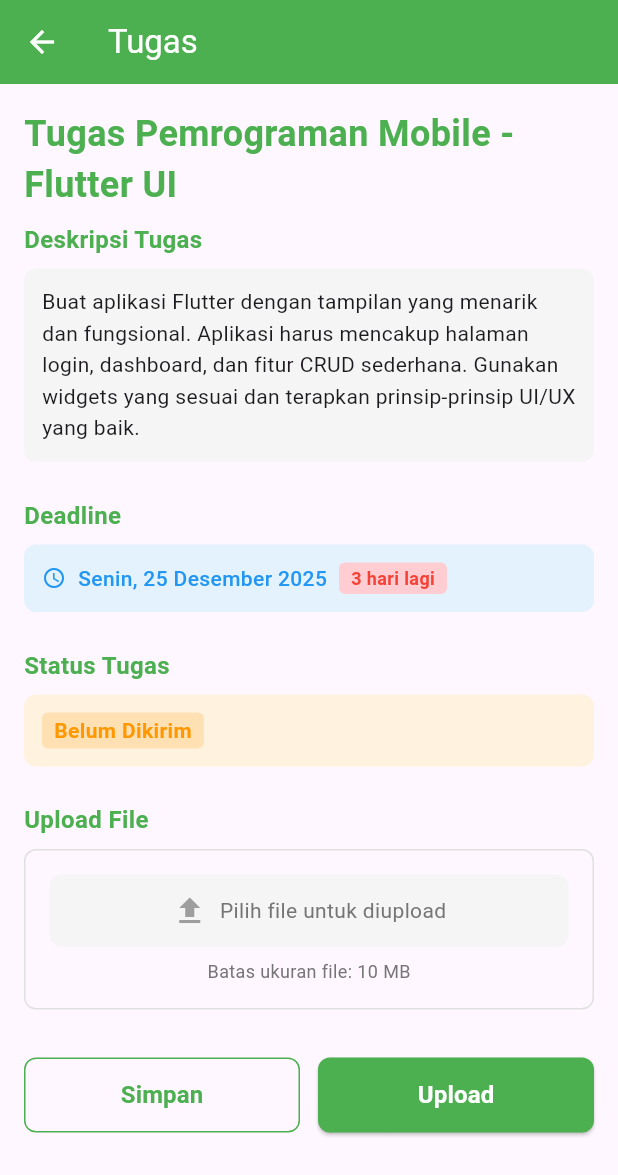
After one commit to ahmadsubhann/UAS, a Flutter app: the TugasPage screen opened directly, on a phone screen of 412 x 824 dp. The commit adds this screen. Shown: the top 1175 px of the screen. Run offline on Flutter 3.47's test engine with Material 3 defaults, Android fonts, the phone set to English and light mode, and no system bars.

Commit message:
menambahkan isi konten halaman tugas

```diff
--- a/lib/pages/materi_page.dart
+++ b/lib/pages/materi_page.dart
@@ -1,4 +1,5 @@
 import 'package:flutter/material.dart';
+import 'package:lms_app/pages/tugas_page.dart';
 
 class MateriPage extends StatelessWidget {
   const MateriPage({Key? key}) : super(key: key);
@@ -10,6 +11,17 @@ class MateriPage extends StatelessWidget {
         title: const Text('Materi'),
         backgroundColor: Colors.green,
         foregroundColor: Colors.white,
+        actions: [
+          IconButton(
+            icon: const Icon(Icons.assignment),
+            onPressed: () {
+              Navigator.push(
+                context,
+                MaterialPageRoute(builder: (context) => const TugasPage()),
+              );
+            },
+          ),
+        ],
       ),
       body: Padding(
         padding: const EdgeInsets.all(16.0),
--- /dev/null
+++ b/lib/pages/tugas_page.dart
@@ -0,0 +1,254 @@
+import 'package:flutter/material.dart';
+
+class TugasPage extends StatelessWidget {
+  const TugasPage({Key? key}) : super(key: key);
+
+  @override
+  Widget build(BuildContext context) {
+    return Scaffold(
+      appBar: AppBar(
+        title: const Text('Tugas'),
+        backgroundColor: Colors.green,
+        foregroundColor: Colors.white,
+      ),
+      body: Padding(
+        padding: const EdgeInsets.all(16.0),
+        child: SingleChildScrollView(
+          child: Column(
+            crossAxisAlignment: CrossAxisAlignment.start,
+            children: [
+              // Judul tugas
+              const Text(
+                'Tugas Pemrograman Mobile - Flutter UI',
+                style: TextStyle(
+                  fontSize: 24,
+                  fontWeight: FontWeight.bold,
+                  color: Colors.green,
+                ),
+              ),
+              const SizedBox(height: 8),
+
+              // Deskripsi tugas
+              const Text(
+                'Deskripsi Tugas',
+                style: TextStyle(
+                  fontSize: 16,
+                  fontWeight: FontWeight.w600,
+                  color: Colors.green,
+                ),
+              ),
+              const SizedBox(height: 8),
+              Container(
+                padding: const EdgeInsets.all(12.0),
+                decoration: BoxDecoration(
+                  color: Colors.grey[100],
+                  borderRadius: BorderRadius.circular(8),
+                ),
+                child: const Text(
+                  'Buat aplikasi Flutter dengan tampilan yang menarik dan fungsional. Aplikasi harus mencakup halaman login, dashboard, dan fitur CRUD sederhana. Gunakan widgets yang sesuai dan terapkan prinsip-prinsip UI/UX yang baik.',
+                  style: TextStyle(fontSize: 14, height: 1.5),
+                ),
+              ),
+              const SizedBox(height: 24),
+
+              // Deadline
+              const Text(
+                'Deadline',
+                style: TextStyle(
+                  fontSize: 16,
+                  fontWeight: FontWeight.w600,
+                  color: Colors.green,
+                ),
+              ),
+              const SizedBox(height: 8),
+              Container(
+                padding: const EdgeInsets.all(12.0),
+                decoration: BoxDecoration(
+                  color: Colors.blue[50],
+                  borderRadius: BorderRadius.circular(8),
+                ),
+                child: Row(
+                  children: [
+                    const Icon(Icons.access_time, color: Colors.blue, size: 16),
+                    const SizedBox(width: 8),
+                    const Text(
+                      'Senin, 25 Desember 2025',
+                      style: TextStyle(
+                        fontSize: 14,
+                        fontWeight: FontWeight.w500,
+                        color: Colors.blue,
+                      ),
+                    ),
+                    const SizedBox(width: 8),
+                    Container(
+                      padding: const EdgeInsets.symmetric(
+                        horizontal: 8,
+                        vertical: 2,
+                      ),
+                      decoration: BoxDecoration(
+                        color: Colors.red[100],
+                        borderRadius: BorderRadius.circular(4),
+                      ),
+                      child: const Text(
+                        '3 hari lagi',
+                        style: TextStyle(
+                          fontSize: 12,
+                          color: Colors.red,
+                          fontWeight: FontWeight.w600,
+                        ),
+                      ),
+                    ),
+                  ],
+                ),
+              ),
+              const SizedBox(height: 24),
+
+              // Status tugas
+              const Text(
+                'Status Tugas',
+                style: TextStyle(
+                  fontSize: 16,
+                  fontWeight: FontWeight.w600,
+                  color: Colors.green,
+                ),
+              ),
+              const SizedBox(height: 8),
+              Container(
+                padding: const EdgeInsets.all(12.0),
+                decoration: BoxDecoration(
+                  color: Colors.orange[50],
+                  borderRadius: BorderRadius.circular(8),
+                ),
+                child: Row(
+                  children: [
+                    Container(
+                      padding: const EdgeInsets.symmetric(
+                        horizontal: 8,
+                        vertical: 2,
+                      ),
+                      decoration: BoxDecoration(
+                        color: Colors.orange[100],
+                        borderRadius: BorderRadius.circular(4),
+                      ),
+                      child: const Text(
+                        'Belum Dikirim',
+                        style: TextStyle(
+                          fontSize: 14,
+                          color: Colors.orange,
+                          fontWeight: FontWeight.w600,
+                        ),
+                      ),
+                    ),
+                  ],
+                ),
+              ),
+              const SizedBox(height: 24),
+
+              // Upload file
+              const Text(
+                'Upload File',
+                style: TextStyle(
+                  fontSize: 16,
+                  fontWeight: FontWeight.w600,
+                  color: Colors.green,
+                ),
+              ),
+              const SizedBox(height: 8),
+              Container(
+                padding: const EdgeInsets.all(16.0),
+                decoration: BoxDecoration(
+                  border: Border.all(color: Colors.grey[300]!, width: 1),
+                  borderRadius: BorderRadius.circular(8),
+                ),
+                child: Column(
+                  children: [
+                    Container(
+                      width: double.infinity,
+                      padding: const EdgeInsets.all(12.0),
+                      decoration: BoxDecoration(
+                        color: Colors.grey[100],
+                        borderRadius: BorderRadius.circular(8),
+                      ),
+                      child: Row(
+                        mainAxisAlignment: MainAxisAlignment.center,
+                        children: [
+                          const Icon(Icons.upload, color: Colors.grey),
+                          const SizedBox(width: 8),
+                          Text(
+                            'Pilih file untuk diupload',
+                            style: TextStyle(color: Colors.grey[600]),
+                          ),
+                        ],
+                      ),
+                    ),
+                    const SizedBox(height: 8),
+                    Text(
+                      'Batas ukuran file: 10 MB',
+                      style: TextStyle(fontSize: 12, color: Colors.grey[600]),
+                    ),
+                  ],
+                ),
+              ),
+              const SizedBox(height: 32),
+
+              // Tombol aksi
+              Row(
+                children: [
+                  Expanded(
+                    child: SizedBox(
+                      height: 50,
+                      child: OutlinedButton(
+                        onPressed: () {
+                          // Fungsi simpan
+                        },
+                        style: OutlinedButton.styleFrom(
+                          side: const BorderSide(color: Colors.green),
+                          shape: RoundedRectangleBorder(
+                            borderRadius: BorderRadius.circular(8),
+                          ),
+                        ),
+                        child: const Text(
+                          'Simpan',
+                          style: TextStyle(
+                            color: Colors.green,
+                            fontSize: 16,
+                            fontWeight: FontWeight.bold,
+                          ),
+                        ),
+                      ),
+                    ),
+                  ),
+                  const SizedBox(width: 12),
+                  Expanded(
+                    child: SizedBox(
+                      height: 50,
+                      child: ElevatedButton(
+                        onPressed: () {
+                          // Fungsi upload
+                        },
+                        style: ElevatedButton.styleFrom(
+                          backgroundColor: Colors.green,
+                          foregroundColor: Colors.white,
+                          shape: RoundedRectangleBorder(
+                            borderRadius: BorderRadius.circular(8),
+                          ),
+                        ),
+                        child: const Text(
+                          'Upload',
+                          style: TextStyle(
+                            fontSize: 16,
+                            fontWeight: FontWeight.bold,
+                          ),
+                        ),
+                      ),
+                    ),
+                  ),
+                ],
+              ),
+            ],
+          ),
+        ),
+      ),
+    );
+  }
+}
```
